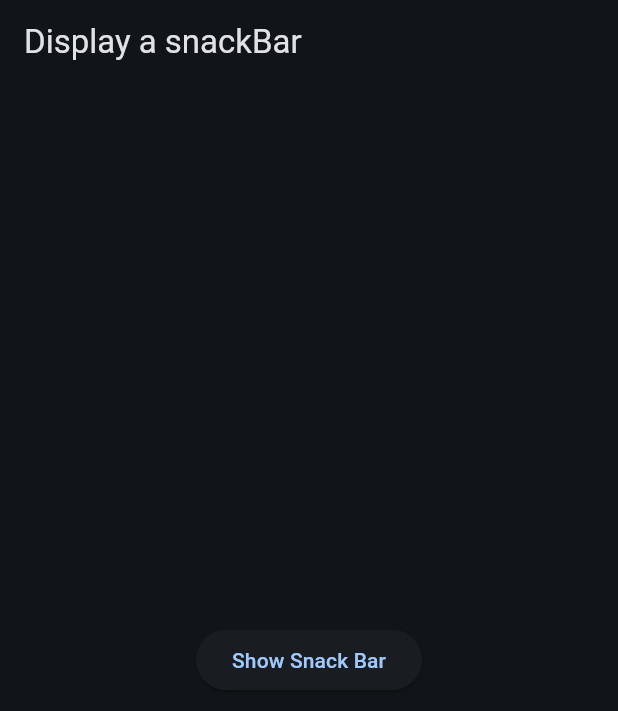
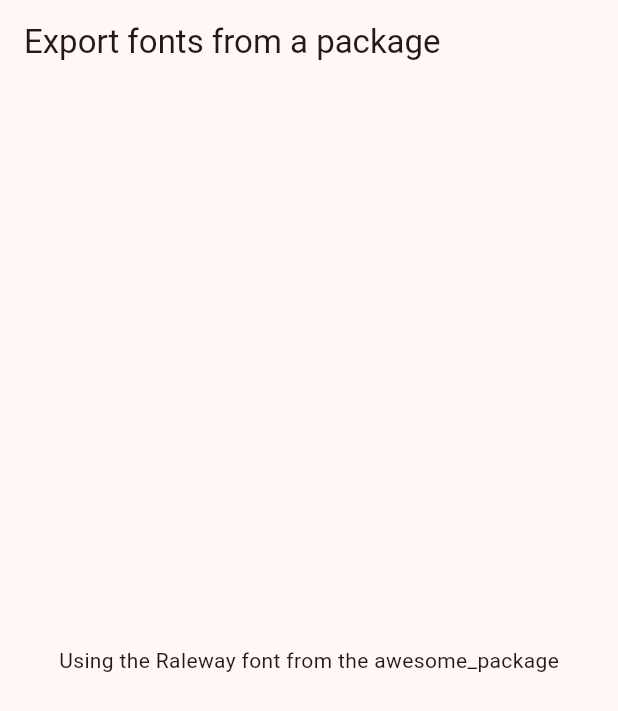
Before and after one commit to Igothics/Practice_Flutter_UI, a Flutter app: the screen it shows after launch, on a phone screen of 412 x 824 dp. Shown: the top 711 px of the screen. Run offline on Flutter 3.47's test engine with Material 2 defaults, Android fonts, the phone set to English and light mode, and no system bars; our stand-ins replace dynamic_color.

Commit message:
Export fonts from a package

```diff
--- a/lib/main.dart
+++ b/lib/main.dart
@@ -11,11 +11,11 @@ class MyApp extends StatelessWidget {
   @override
   Widget build(BuildContext context) {
     return MaterialApp(
-      title: "Design Practice : Display a snackBar",
+      title: "Design Practice: Export fonts from a package",
       theme: ThemeData(
         colorScheme: ColorScheme.fromSeed(
-          seedColor: Colors.blue,
-          brightness: Brightness.dark,
+          seedColor: Colors.red,
+          brightness: Brightness.light,
         ).harmonized(),
         useMaterial3: true,
       ),
@@ -29,16 +29,19 @@ class HomePage extends StatelessWidget {
 
   @override
   Widget build(BuildContext context) {
-    final snackBar = SnackBar(
-      content: const Text("Yay! A SnackBar!"),
-      action: SnackBarAction(label: "Undo", onPressed: () {}),
-    );
     return Scaffold(
-      appBar: AppBar(title: const Text("Display a snackBar",),),
-      body: Center(
-        child: ElevatedButton(
-          onPressed: () => ScaffoldMessenger.of(context).showSnackBar(snackBar),
-          child: const Text("Show Snack Bar",),
+      appBar: AppBar(
+        title: const Text(
+          "Export fonts from a package",
+        ),
+      ),
+      body: const Center(
+        child: Text(
+          "Using the Raleway font from the awesome_package",
+          style: TextStyle(
+            fontFamily: 'Raleway',
+            package: 'awsome_package',
+          ),
         ),
       ),
     );
--- a/pubspec.yaml
+++ b/pubspec.yaml
@@ -38,6 +38,7 @@ dependencies:
   freezed_annotation: ^2.1.0
   json_annotation: ^4.6.0
   dynamic_color: ^1.4.0
+  awesome_package: ^0.0.1
 
 dev_dependencies:
   flutter_test:
@@ -62,6 +63,11 @@ flutter:
   # The following line ensures that the Material Icons font is
   # included with your application, so that you can use the icons in
   # the material Icons class.
+  fonts:
+    - family: Raleway
+    - fonts:
+        - asset: /fonts/Raleway-Regular.ttf
+        - asset: /fonts/Raleway-Italic.ttf
   uses-material-design: true
 
   # To add assets to your application, add an assets section, like this:
```
Also changed, not shown: lib/fonts/Raleway-Italic.ttf (added), lib/fonts/Raleway-Regular.ttf (added), pubspec.lock.
